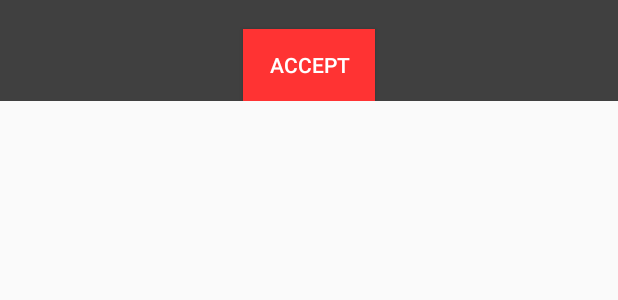
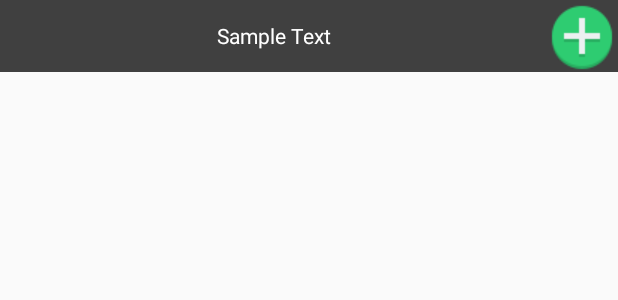
Before and after one commit to dangchienhsgs/Giffus, an Android app: the layout layout_info_window_google_map.xml on its own in the app's theme, with its tools: preview values and no code run, on a phone screen of 412 x 824 dp. Shown: the top 300 px of the screen. Run offline under Robolectric (Android 15) with nearby library versions, the phone set to English and light mode, and no system bars.

Commit message:
Map Add Location - change Background and Build Location Options dialogs

```diff
--- a/app/src/main/java/com/dangchienhsgs/giffus/postcard/CreateInnerActivity.java
+++ b/app/src/main/java/com/dangchienhsgs/giffus/postcard/CreateInnerActivity.java
@@ -161,6 +161,9 @@ public class CreateInnerActivity extends ActionBarActivity
                 // start Preview
                 startActivity(intent);
                 break;
+
+            case R.id.action_change_text_background:
+                break;
         }
         return super.onOptionsItemSelected(item);
     }
--- a/app/src/main/res/layout/layout_info_window_google_map.xml
+++ b/app/src/main/res/layout/layout_info_window_google_map.xml
@@ -1,24 +1,27 @@
 <?xml version="1.0" encoding="utf-8"?>
 <RelativeLayout xmlns:android="http://schemas.android.com/apk/res/android"
-    android:layout_width="match_parent"
+    android:layout_width="wrap_content"
     android:layout_height="wrap_content"
     android:background="@color/light_gray">
 
     <TextView
         android:id="@+id/location_title"
-        android:layout_width="fill_parent"
+        android:layout_width="wrap_content"
         android:layout_height="wrap_content"
+        android:layout_alignBottom="@+id/image_add_location"
+        android:layout_alignParentLeft="true"
+        android:layout_alignParentTop="true"
+        android:layout_toLeftOf="@+id/image_add_location"
+        android:layout_toStartOf="@+id/image_add_location"
         android:gravity="center"
+        android:text="Sample Text"
         android:textColor="@color/white" />
 
-    <Button
-        android:id="@+id/accept_button"
+    <ImageView
+        android:id="@+id/image_add_location"
         android:layout_width="wrap_content"
         android:layout_height="wrap_content"
-        android:layout_below="@+id/location_title"
-        android:layout_centerInParent="true"
-        android:background="@color/red"
-        android:text="Accept"
-        android:textColor="@color/white" />
+        android:layout_alignParentRight="true"
+        android:src="@drawable/button_add_location" />
 
 </RelativeLayout>
--- a/app/src/main/res/menu/create_inner.xml
+++ b/app/src/main/res/menu/create_inner.xml
@@ -39,5 +39,10 @@
         android:icon="@drawable/font_choose_icon"
         android:title="Change Font Type"
         app:showAsAction="ifRoom" />
+    <item
+        android:id="@+id/action_change_text_background"
+        android:icon="@android:drawable/ic_menu_edit"
+        android:title="Change Text Background"
+        app:showAsAction="ifRoom" />
 
 </menu>
```
Also changed, not shown: app/src/main/java/com/dangchienhsgs/giffus/map/AddLocationActivity.java (+18 -11 lines), app/src/main/java/com/dangchienhsgs/giffus/map/AddLocationDialog.java (added, +79 -0 lines), app/src/main/java/com/dangchienhsgs/giffus/map/GiftLocation.java (added, +46 -0 lines), app/src/main/res/layout/activity_create_inner.xml (+6 -1 lines), app/src/main/res/layout/layout_dialog_add_location_info.xml (added, +35 -0 lines), app/src/main/res/drawable-hdpi/text_background.9.png (added), app/src/main/res/drawable-mdpi/text_background.9.png (added), app/src/main/res/drawable-xhdpi/text_background.9.png (added), app/src/main/res/drawable-xxhdpi/text_background.9.png (added), app/src/main/res/drawable/background_info_windows.9.png (added), app/src/main/res/drawable/bubble_green.9.png (added), app/src/main/res/drawable/button_add_location.png (added), app/src/main/res/drawable/infor_window_background.png (deleted).
